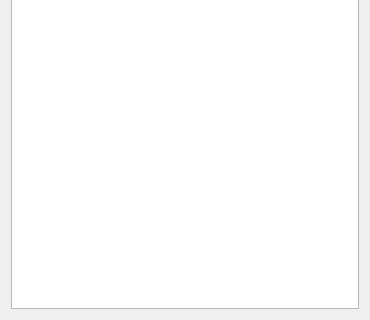
Qt form widget.ui (emrekaraos/FlappyBird) before a commit; both pictures show x 0 to 370 and y 143 to 463 of the 370 by 463 pixel window.
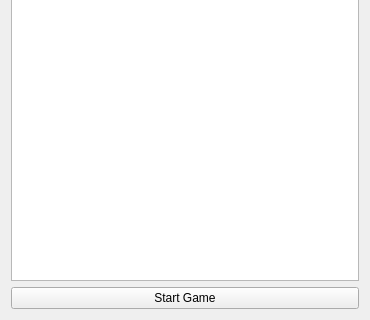
The same form after that commit.

Diff of the .ui file:
```diff
--- a/widget.ui
+++ b/widget.ui
@@ -17,6 +17,13 @@
    <item>
     <widget class="QGraphicsView" name="graphicsView"/>
    </item>
+   <item>
+    <widget class="QPushButton" name="btnStart">
+     <property name="text">
+      <string>Start Game</string>
+     </property>
+    </widget>
+   </item>
   </layout>
  </widget>
  <resources/>
```
